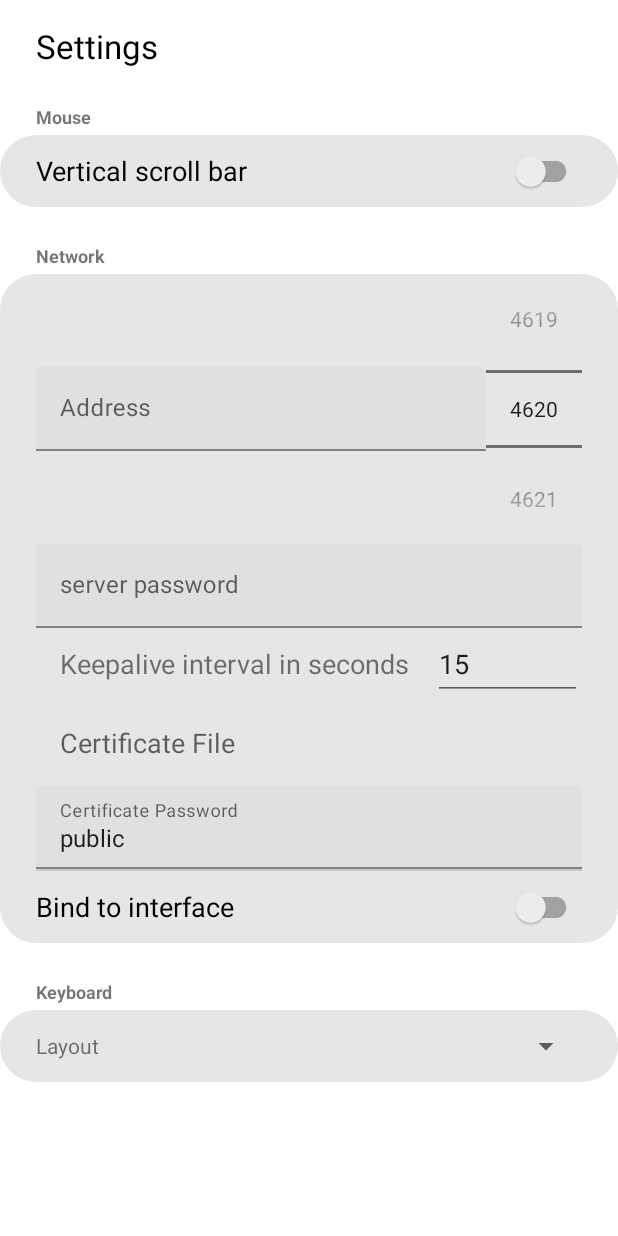
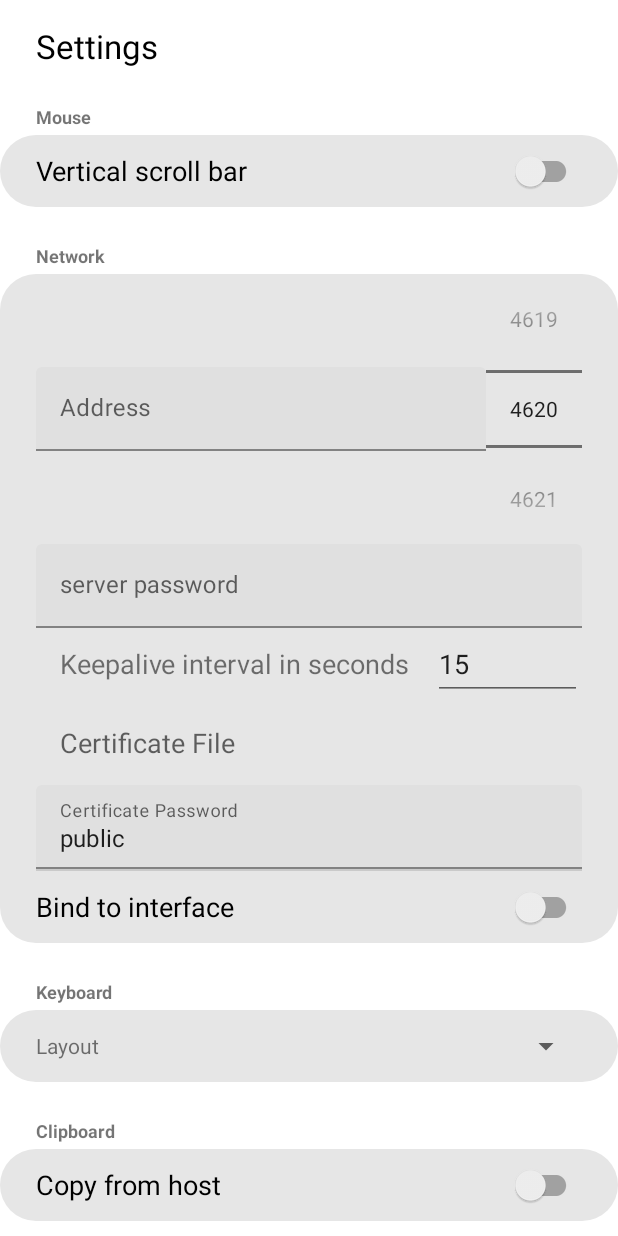
Before and after one commit to kryptonbutterfly/HIDoverWifi_android, an Android app: the screen it shows after launch (PreferencesActivity), after a tap on "Settings", on a phone screen of 412 x 824 dp. Run offline under Robolectric (Android 15) with nearby library versions, the phone set to English and light mode, and no system bars.

Commit message:
add copy from host clipboard

```diff
--- a/app/build.gradle
+++ b/app/build.gradle
@@ -12,8 +12,8 @@ android {
         applicationId "kryptonbutterfly.hidoverwifi"
         minSdk = 31
         targetSdk = 36
-        versionCode 2
-        versionName "1.1.0"
+        versionCode 3
+        versionName "2.0.0"
     }
 
     buildTypes {
--- a/app/src/main/AndroidManifest.xml
+++ b/app/src/main/AndroidManifest.xml
@@ -8,6 +8,7 @@
     <uses-permission android:name="android.permission.INTERNET" />
     <uses-permission android:name="android.permission.READ_MEDIA_*" />
     <uses-permission-sdk-23 android:name="android.permission.READ_EXTERNAL_STORAGE" />
+    <uses-permission-sdk-23 android:name="android.permission.WRITE_EXTERNAL_STORAGE" />
 
     <application
         android:allowBackup="false"
--- a/app/src/main/java/kryptonbutterfly/hidoverwifi/Constants.kt
+++ b/app/src/main/java/kryptonbutterfly/hidoverwifi/Constants.kt
@@ -12,7 +12,7 @@ object Constants {
 
 	const val INTERNAL_KEYSTORE_NAME = "keystore.p12"
 
-	const val PROTOCOL_ID = -8596033659527291744L
+	const val PROTOCOL_ID = -8596033659527291743L
 
 	const val KEYBOARD_LAYOUT_PREFIX = "keyboard_"
 
--- a/app/src/main/java/kryptonbutterfly/hidoverwifi/prefs/Prefs.kt
+++ b/app/src/main/java/kryptonbutterfly/hidoverwifi/prefs/Prefs.kt
@@ -17,7 +17,8 @@ data class Prefs(
 	@Expose var bindAddress: String = "",
 	@Expose var keepAliveInterval: Int = 15,
 	@Expose var serverPassword: String = "",
-	@Expose var keyboardLayout: String = ""
+	@Expose var keyboardLayout: String = "",
+	@Expose var copyFromHost: Boolean = false
 ) {
 	fun save(context: ContextWrapper) {
 		val json = GSON.toJson(this)
--- a/app/src/main/java/kryptonbutterfly/hidoverwifi/ui/PreferencesActivity.kt
+++ b/app/src/main/java/kryptonbutterfly/hidoverwifi/ui/PreferencesActivity.kt
@@ -38,7 +38,6 @@ class PreferencesActivity : AppCompatActivity() {
 	private lateinit var bindSwitch: SwitchCompat
 	private lateinit var spinnerBindAddress: Spinner
 	private lateinit var keyboardLayout: Spinner
-	private var selectedLayout: String? = null
 
 	private val picker =
 		registerForActivityResult(ActivityResultContracts.StartActivityForResult()) { result ->
@@ -66,10 +65,13 @@ class PreferencesActivity : AppCompatActivity() {
 		val textCertLoc = findViewById<TextView>(R.id.textCertFile)
 		val textCertPW = findViewById<TextInputEditText>(R.id.certPwText)
 		val textKeepAliveInterval = findViewById<TextView>(R.id.keepAlive_interval)
-		keyboardLayout = findViewById<Spinner>(R.id.keyboardLayout)
+		keyboardLayout = findViewById(R.id.keyboardLayout)
 
 		bindSwitch = findViewById(R.id.switchBind)
 		spinnerBindAddress = findViewById(R.id.spinnerBindAddresses)
+
+		val copyFromHost = findViewById<SwitchCompat>(R.id.copyFromHost)
+
 		switchScrollBar.isChecked = prefs.showScrollBar
 		textAddress.setText(prefs.address)
 		pickerServerPort.minValue = 1
@@ -93,6 +95,8 @@ class PreferencesActivity : AppCompatActivity() {
 		layoutAdapter.setDropDownViewResource(android.R.layout.simple_spinner_dropdown_item)
 		keyboardLayout.adapter = layoutAdapter
 
+		copyFromHost.isChecked = prefs.copyFromHost
+
 		onBackPressedDispatcher.addCallback(this, object : OnBackPressedCallback(true) {
 			override fun handleOnBackPressed() {
 				prefs.showScrollBar = switchScrollBar.isChecked
@@ -110,6 +114,7 @@ class PreferencesActivity : AppCompatActivity() {
 				prefs.bindAddress =
 					(spinnerBindAddress.selectedItem as? AddressInfo)?.address?.hostAddress ?: ""
 				prefs.keyboardLayout = keyboardLayout.selectedItem as String
+				prefs.copyFromHost = copyFromHost.isChecked
 				finish()
 			}
 		})
--- a/app/src/main/res/layout/activity_preferences.xml
+++ b/app/src/main/res/layout/activity_preferences.xml
@@ -24,6 +24,7 @@
         android:id="@+id/scrollView2"
         android:layout_width="match_parent"
         android:layout_height="0dp"
+        app:layout_constraintBottom_toBottomOf="parent"
         app:layout_constraintEnd_toEndOf="parent"
         app:layout_constraintStart_toStartOf="parent"
         app:layout_constraintTop_toBottomOf="@id/textSettings">
@@ -31,6 +32,20 @@
         <androidx.constraintlayout.widget.ConstraintLayout
             android:layout_width="match_parent"
             android:layout_height="wrap_content">
+
+            <TextView
+                android:id="@+id/clipboardTitle"
+                android:layout_width="wrap_content"
+                android:layout_height="wrap_content"
+                android:paddingStart="24dp"
+                android:paddingTop="24dp"
+                android:paddingEnd="24dp"
+                android:paddingBottom="4dp"
+                android:text="@string/clipboard_settings_title"
+                android:textSize="12sp"
+                android:textStyle="bold"
+                app:layout_constraintStart_toStartOf="parent"
+                app:layout_constraintTop_toBottomOf="@+id/constraintLayout6" />
 
             <TextView
                 android:id="@+id/mouseTitle"
@@ -295,6 +310,7 @@
                 app:layout_constraintTop_toBottomOf="@+id/constraintLayout5" />
 
             <androidx.constraintlayout.widget.ConstraintLayout
+                android:id="@+id/constraintLayout6"
                 android:layout_width="match_parent"
                 android:layout_height="wrap_content"
                 android:background="@drawable/rounded_edges_small"
@@ -324,6 +340,27 @@
                     app:layout_constraintTop_toTopOf="parent" />
             </androidx.constraintlayout.widget.ConstraintLayout>
 
+            <androidx.constraintlayout.widget.ConstraintLayout
+                android:id="@+id/constraintLayout7"
+                android:layout_width="match_parent"
+                android:layout_height="wrap_content"
+                android:background="@drawable/rounded_edges_small"
+                android:paddingHorizontal="24dp"
+                app:layout_constraintEnd_toEndOf="parent"
+                app:layout_constraintStart_toStartOf="parent"
+                app:layout_constraintTop_toBottomOf="@id/clipboardTitle">
+
+                <androidx.appcompat.widget.SwitchCompat
+                    android:id="@+id/copyFromHost"
+                    android:layout_width="0dp"
+                    android:layout_height="wrap_content"
+                    android:minHeight="48dp"
+                    android:text="@string/settings_clipboard_copy_from_host"
+                    android:textSize="18sp"
+                    app:layout_constraintEnd_toEndOf="parent"
+                    app:layout_constraintStart_toStartOf="parent"
+                    app:layout_constraintTop_toTopOf="parent" />
+            </androidx.constraintlayout.widget.ConstraintLayout>
 
         </androidx.constraintlayout.widget.ConstraintLayout>
     </ScrollView>
--- a/app/src/main/res/values/strings.xml
+++ b/app/src/main/res/values/strings.xml
@@ -34,4 +34,6 @@
     <string name="settings_hint_server_password">server password</string>
     <string name="keyboard_settings_title">Keyboard</string>
     <string name="settings_keyboard_layout">Layout</string>
+    <string name="clipboard_settings_title">Clipboard</string>
+    <string name="settings_clipboard_copy_from_host">Copy from host</string>
 </resources>
```
Also changed, not shown: app/src/main/java/kryptonbutterfly/hidoverwifi/network/Network.kt (+67 -7 lines), app/src/main/java/kryptonbutterfly/hidoverwifi/prefs/SecureData.kt (deleted, +0 -42 lines), 2 other files.
